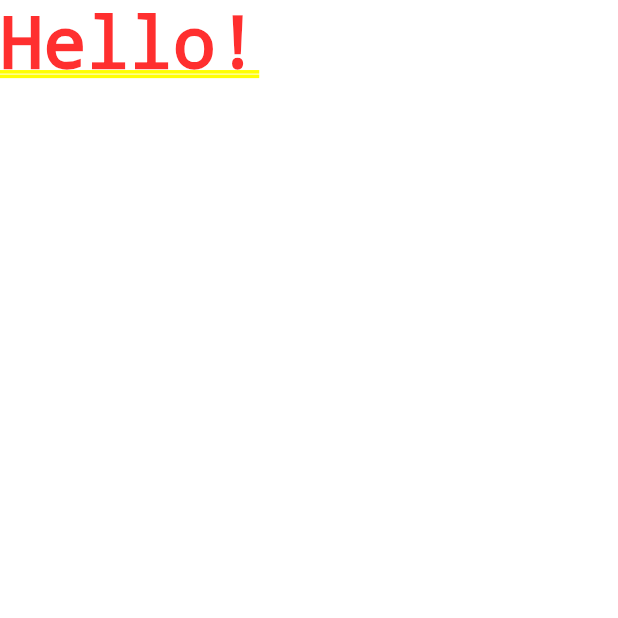
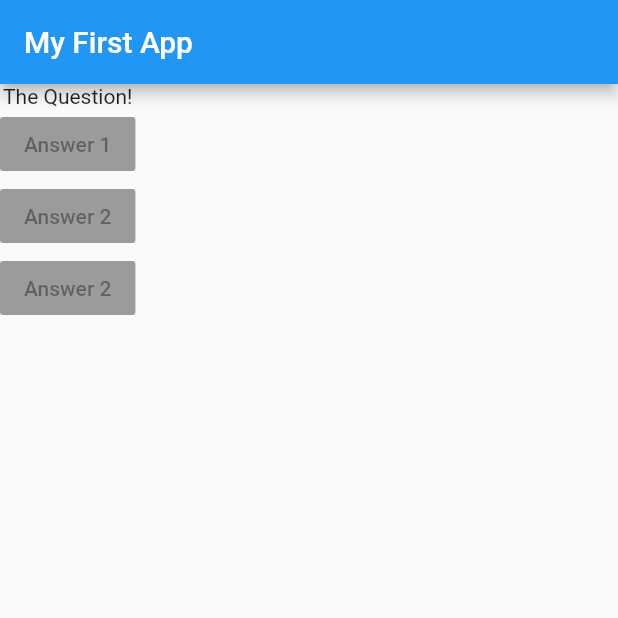
Before and after one commit to hamzzgab/Flutter-Course, a Flutter app: the screen it shows after launch, on a phone screen of 412 x 824 dp, the top half of it. Run offline on Flutter 3.47's test engine with Material 2 defaults, Android fonts, the phone set to English and light mode, and no system bars.

Commit message:
Update main.dart

```diff
--- a/quiz_app/lib/main.dart
+++ b/quiz_app/lib/main.dart
@@ -1,11 +1,38 @@
 import 'package:flutter/material.dart';
 
-void main() {
-  runApp(MyApp());
-}
+// void main() {
+//   runApp(MyApp());
+// }
+
+void main() => runApp(MyApp());
 
 class MyApp extends StatelessWidget {
+  @override
   Widget build(BuildContext context) {
-    return MaterialApp(home: Text('Hello!'));
+    var questions = ["What's your fav color", "What's your fav animal"];
+    return MaterialApp(
+      home: Scaffold(
+        appBar: AppBar(
+          title: Text('My First App'),
+        ),
+        body: Column(
+          children: <Widget>[
+            Text('The Question!'),
+            RaisedButton(
+              child: Text('Answer 1'),
+              onPressed: null,
+            ),
+            RaisedButton(
+              child: Text('Answer 2'),
+              onPressed: null,
+            ),
+            RaisedButton(
+              child: Text('Answer 2'),
+              onPressed: null,
+            ),
+          ],
+        ),
+      ),
+    );
   }
 }
```
